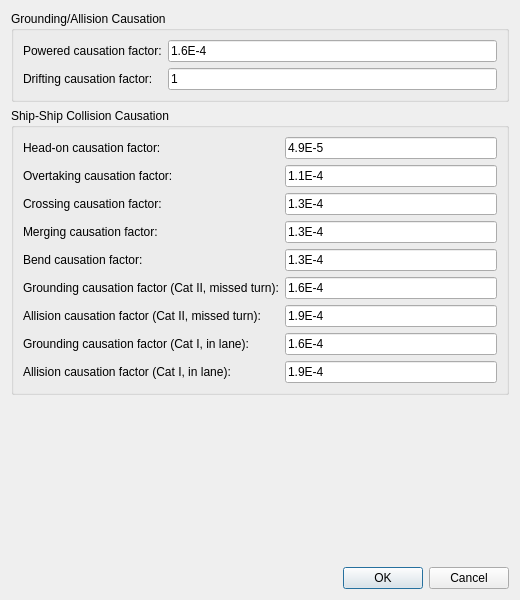
The window that ui/causation_factors.ui (axelande/OMRAT) describes before a commit, drawn with Qt 5.
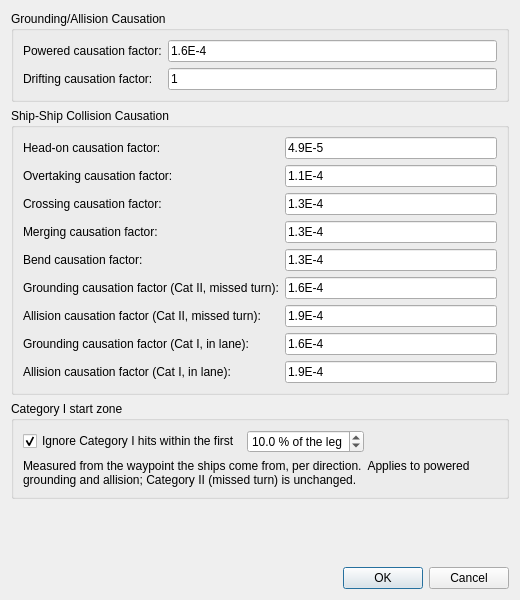
The same window after the commit.

The edit to the form file:
```diff
--- a/ui/causation_factors.ui
+++ b/ui/causation_factors.ui
@@ -207,6 +207,71 @@
      </layout>
     </widget>
    </item>
+   <item>
+    <widget class="QGroupBox" name="groupBoxCat1StartZone">
+     <property name="title">
+      <string>Category I start zone</string>
+     </property>
+     <property name="toolTip">
+      <string>Category I casts rays parallel to the leg from the waypoint the ships come from.  Right after that waypoint the ships are still arriving from the previous leg, so an obstacle lying there would collect the tail of a distribution the ships never sail.  With this on, rays whose first edge crossing lies within the given share of the leg are ignored; the opposite direction's rays (which start at the far waypoint) and Category II are not affected.</string>
+     </property>
+     <layout class="QVBoxLayout" name="verticalLayoutCat1">
+      <item>
+       <layout class="QHBoxLayout" name="horizontalLayoutCat1">
+        <item>
+         <widget class="QCheckBox" name="cbCat1SkipStart">
+          <property name="text">
+           <string>Ignore Category I hits within the first</string>
+          </property>
+          <property name="checked">
+           <bool>true</bool>
+          </property>
+         </widget>
+        </item>
+        <item>
+         <widget class="QDoubleSpinBox" name="sbCat1SkipStartPct">
+          <property name="suffix">
+           <string> % of the leg</string>
+          </property>
+          <property name="decimals">
+           <number>1</number>
+          </property>
+          <property name="maximum">
+           <double>90.000000000000000</double>
+          </property>
+          <property name="value">
+           <double>10.000000000000000</double>
+          </property>
+         </widget>
+        </item>
+        <item>
+         <spacer name="horizontalSpacerCat1">
+          <property name="orientation">
+           <enum>Qt::Horizontal</enum>
+          </property>
+          <property name="sizeHint" stdset="0">
+           <size>
+            <width>10</width>
+            <height>10</height>
+           </size>
+          </property>
+         </spacer>
+        </item>
+       </layout>
+      </item>
+      <item>
+       <widget class="QLabel" name="labelCat1StartZoneHelp">
+        <property name="text">
+         <string>Measured from the waypoint the ships come from, per direction.  Applies to powered grounding and allision; Category II (missed turn) is unchanged.</string>
+        </property>
+        <property name="wordWrap">
+         <bool>true</bool>
+        </property>
+       </widget>
+      </item>
+     </layout>
+    </widget>
+   </item>
    <item>
     <spacer name="verticalSpacer">
      <property name="orientation">
```
